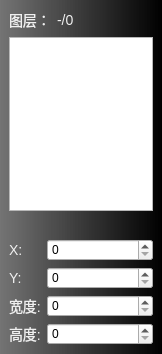
The window that FormLayerTools.ui (guee/GueeRecorder) describes before a commit, drawn with Qt 5.
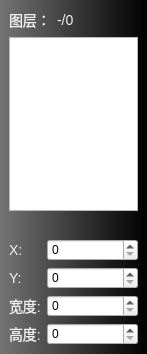
The same window after the commit. Icons and pictures are not drawn.

The edit to the form file:
```diff
--- a/FormLayerTools.ui
+++ b/FormLayerTools.ui
@@ -9,7 +9,7 @@
    <rect>
     <x>0</x>
     <y>0</y>
-    <width>162</width>
+    <width>147</width>
     <height>354</height>
    </rect>
   </property>
```
